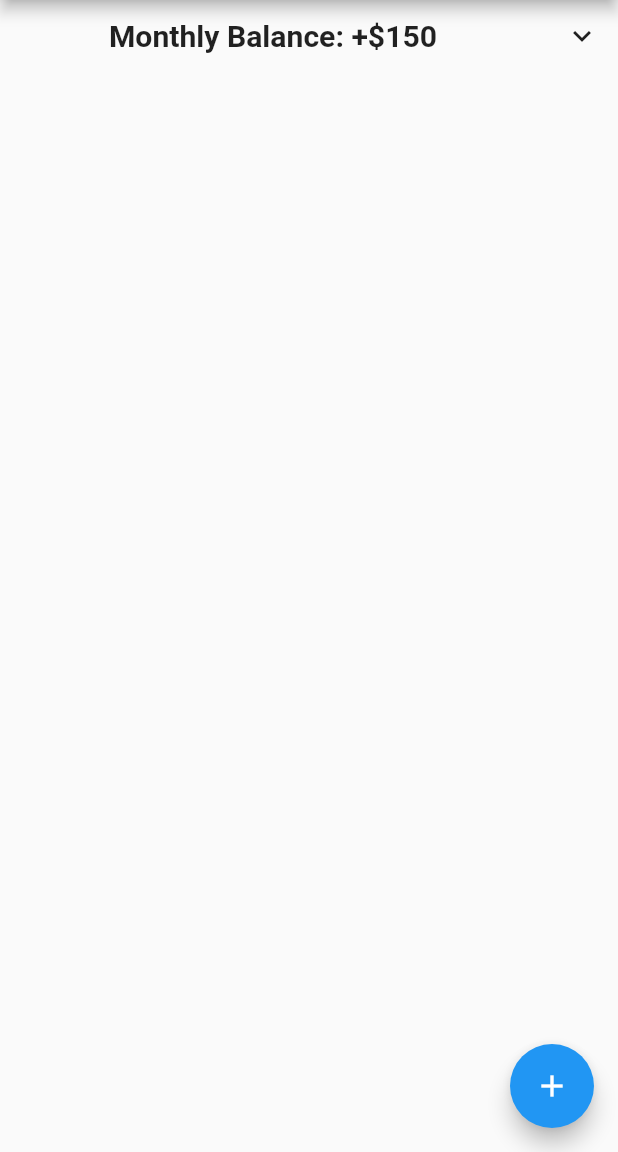
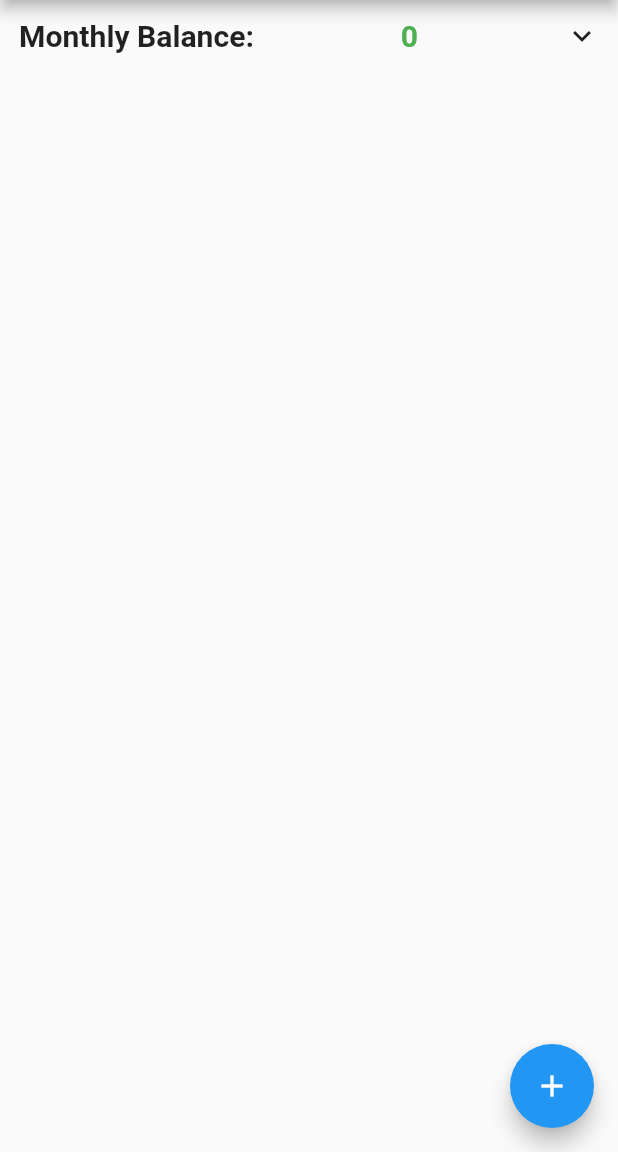
Before and after one commit to metjeanjunior/flutter-budget-me, a Flutter app: the screen it shows after launch, on a phone screen of 412 x 824 dp, the part 84-1236 px from its top. Run offline on Flutter 3.47's test engine with Material 2 defaults, Android fonts, the phone set to English and light mode, and no system bars.

Commit message:
header dropdown visual improvements

```diff
--- a/lib/BalanceHeader.dart
+++ b/lib/BalanceHeader.dart
@@ -8,17 +8,16 @@ class BalanceHeader extends StatefulWidget {
 class BalanceHeaderState extends State<BalanceHeader> {
     double _bodyHeight = 0.0;
 
-    String _balanceText = "Monthly Balance: +\$150";
-    String _incomeText = "Monthly Balance: +\$150";
-    String _expanseText = "Monthly Expance: -\$150";
-    String _numChecksText = "4";
+    int _incomeAmnt = 150;
+    int _expAmnt = 150;
+    int _numChecks = 4;
 
     _getNewHeight() {
-        return this._bodyHeight == 0.0 ? 300.0 : 0.0;
+        return this._bodyHeight == 0.0 ? 150.0 : 0.0;
     }
 
-    _isExpanded() {
-        return this._bodyHeight != 0.0;
+    _getBalanceAmnt() {
+        return this._incomeAmnt - this._expAmnt;
     }
 
     @override
@@ -30,11 +29,22 @@ class BalanceHeaderState extends State<BalanceHeader> {
                         children: <Widget>[
                             Expanded(
                                 child: Text(
-                                    _balanceText,
+                                    "Monthly Balance: ",
                                     textAlign: TextAlign.center,
                                     style: TextStyle(
                                         fontWeight: FontWeight.bold,
                                         fontSize: 20.1
+                                    ),
+                                )
+                            ),
+                            Expanded(
+                                child: Text(
+                                    _getBalanceAmnt().toString(),
+                                    textAlign: TextAlign.center,
+                                    style: TextStyle(
+                                        fontWeight: FontWeight.bold,
+                                        fontSize: 20.1,
+                                        color: _getBalanceAmnt() >= 0 ? Colors.green : Colors.red
                                     ),
                                 )
                             ),
@@ -52,7 +62,27 @@ class BalanceHeaderState extends State<BalanceHeader> {
                                 children: <Widget>[
                                     Row(
                                         children: <Widget>[
-                                            Text(this._balanceText),
+                                            Expanded(
+                                                child: Text(
+                                                    "Monthly Income: ",
+                                                    textAlign: TextAlign.center,
+                                                    style: TextStyle(
+                                                        fontWeight: FontWeight.bold,
+                                                        fontSize: 20.1,
+                                                    ),
+                                                ),
+                                            ),
+                                            Expanded(
+                                                child: Text(
+                                                    "\$${this._incomeAmnt}",
+                                                    textAlign: TextAlign.center,
+                                                    style: TextStyle(
+                                                        fontWeight: FontWeight.bold,
+                                                        fontSize: 20.1,
+                                                        color: Colors.green
+                                                    ),
+                                                )
+                                            ),
                                             IconButton(
                                                 icon: Icon(Icons.edit),
                                                 onPressed: null,
@@ -61,7 +91,27 @@ class BalanceHeaderState extends State<BalanceHeader> {
                                     ),
                                     Row(
                                         children: <Widget>[
-                                            Text(this._incomeText),
+                                            Expanded(
+                                                child: Text(
+                                                    "Monthly Expenses: ",
+                                                    textAlign: TextAlign.center,
+                                                    style: TextStyle(
+                                                        fontWeight: FontWeight.bold,
+                                                        fontSize: 20.1,
+                                                    ),
+                                                ),
+                                            ),
+                                            Expanded(
+                                                child: Text(
+                                                    "\$${this._expAmnt}",
+                                                    textAlign: TextAlign.center,
+                                                    style: TextStyle(
+                                                        fontWeight: FontWeight.bold,
+                                                        fontSize: 20.1,
+                                                        color: Colors.red
+                                                    ),
+                                                )
+                                            ),
                                             IconButton(
                                                 icon: Icon(Icons.edit),
                                                 onPressed: null,
@@ -70,16 +120,27 @@ class BalanceHeaderState extends State<BalanceHeader> {
                                     ),
                                     Row(
                                         children: <Widget>[
-                                            Text(this._expanseText),
-                                            IconButton(
-                                                icon: Icon(Icons.edit),
-                                                onPressed: null,
-                                            )
-                                        ]
-                                    ),
-                                    Row(
-                                        children: <Widget>[
-                                            Text(this._numChecksText),
+                                            Expanded(
+                                                child: Text(
+                                                    "# of Checks",
+                                                    textAlign: TextAlign.center,
+                                                    style: TextStyle(
+                                                        fontWeight: FontWeight.bold,
+                                                        fontSize: 20.1,
+                                                    ),
+                                                ),
+                                            ),
+                                            Expanded(
+                                                child: Text(
+                                                    this._numChecks.toString(),
+                                                    textAlign: TextAlign.center,
+                                                    style: TextStyle(
+                                                        fontWeight: FontWeight.bold,
+                                                        fontSize: 20.1,
+                                                        color: Colors.green
+                                                    ),
+                                                ),
+                                            ),
                                             IconButton(
                                                 icon: Icon(Icons.edit),
                                                 onPressed: null,
```
